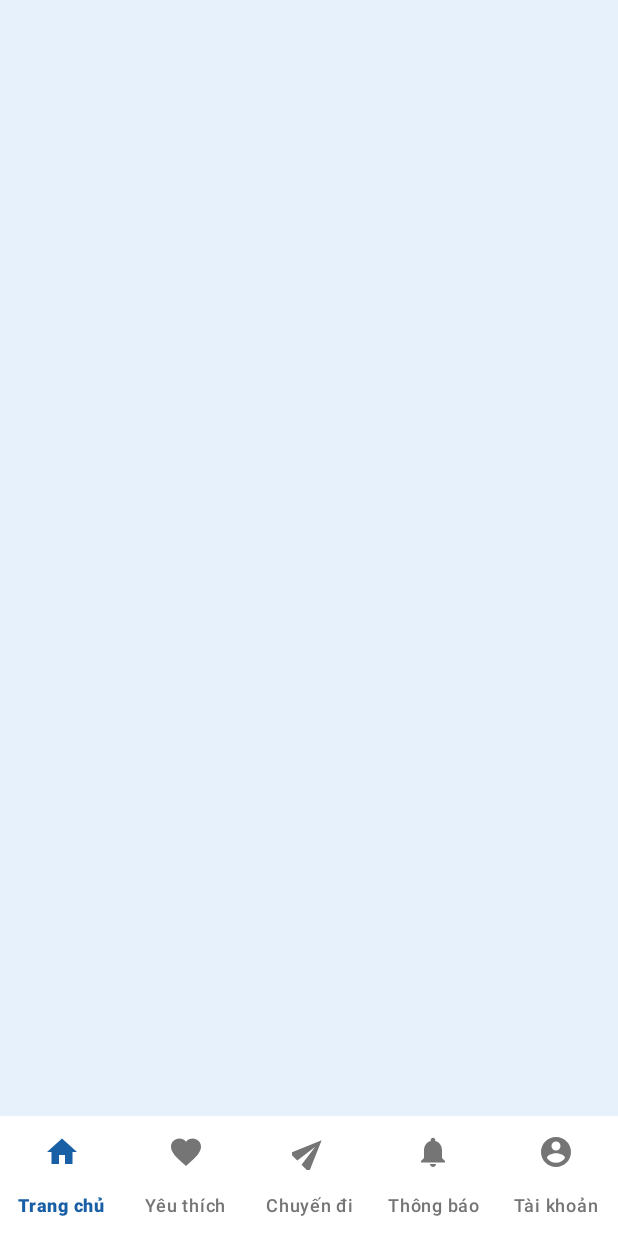
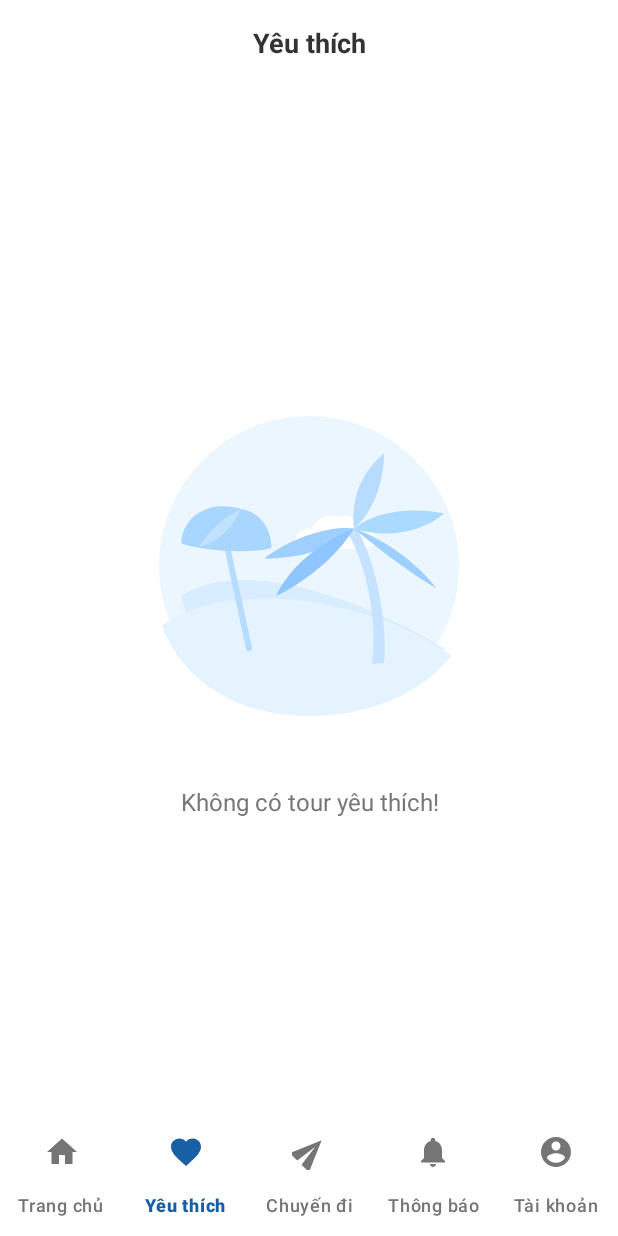
Before and after one commit to Truc350/TravelTour, an Android app: the screen it shows after launch (MainActivity), on a phone screen of 412 x 824 dp. Run offline under Robolectric (Android 15) with nearby library versions, the light colour scheme and no system bars.

Commit message:
ADD trang yêu thích

```diff
--- a/app/src/main/java/com/example/myapplication/MainActivity.java
+++ b/app/src/main/java/com/example/myapplication/MainActivity.java
@@ -1,6 +1,10 @@
 package com.example.myapplication;
 
 import android.os.Bundle;
+import android.view.Gravity;
+import android.view.LayoutInflater;
+import android.widget.FrameLayout;
+import android.widget.TextView;
 
 import androidx.activity.EdgeToEdge;
 import androidx.appcompat.app.AppCompatActivity;
@@ -10,23 +14,16 @@ import androidx.core.view.WindowInsetsCompat;
 
 import com.google.android.material.bottomnavigation.BottomNavigationView;
 
-/**
- * Màn hình chính của ứng dụng TravelTour.
- * Chứa thanh điều hướng dưới cùng để chuyển đổi giữa các màn hình.
- */
 public class MainActivity extends AppCompatActivity {
+
+    private FrameLayout contentFrame;
 
     @Override
     protected void onCreate(Bundle savedInstanceState) {
         super.onCreate(savedInstanceState);
-
-        // Bật chế độ hiển thị toàn màn hình (vẽ xuyên qua thanh hệ thống)
         EdgeToEdge.enable(this);
-
-        // Gắn giao diện XML vào Activity
         setContentView(R.layout.activity_main);
 
-        // Xử lý khoảng cách an toàn với thanh hệ thống (status bar, navigation bar)
         ViewCompat.setOnApplyWindowInsetsListener(findViewById(R.id.main), (v, insets) -> {
             Insets systemBars = insets.getInsets(WindowInsetsCompat.Type.systemBars());
             // Đặt padding đáy bằng 0 để BottomNavigationView tự xử lý khoảng cách
@@ -35,36 +32,48 @@ public class MainActivity extends AppCompatActivity {
             return insets;
         });
 
-        // Lấy tham chiếu đến thanh điều hướng dưới cùng
+        // Lấy tham chiếu đến thanh chứa nội dung và thanh điều hướng
+        contentFrame = findViewById(R.id.contentFrame);
         BottomNavigationView bottomNavigation = findViewById(R.id.bottomNavigation);
 
         // Lắng nghe sự kiện khi người dùng bấm vào từng tab điều hướng
         bottomNavigation.setOnItemSelectedListener(item -> {
             int itemId = item.getItemId();
+            contentFrame.removeAllViews();
 
-            if (itemId == R.id.nav_home) {
-                // Xử lý khi chọn tab Trang Chủ
+            if (itemId == R.id.nav_favorite) {
+                // Nạp giao diện danh sách yêu thích vào contentFrame
+                LayoutInflater.from(this).inflate(R.layout.wishlist, contentFrame, true);
                 return true;
+            } else {
+                // Hiển thị màn hình tạm thời cho các tab khác
+                String title = "";
+                if (itemId == R.id.nav_home) {
+                    title = "Trang chủ";
+                } else if (itemId == R.id.nav_trip) {
+                    title = "Chuyến đi";
+                } else if (itemId == R.id.nav_notification) {
+                    title = "Thông báo";
+                } else if (itemId == R.id.nav_account) {
+                    title = "Tài khoản";
+                }
 
-            } else if (itemId == R.id.nav_favorite) {
-                // Xử lý khi chọn tab Yêu Thích
-                return true;
+                TextView placeholderText = new TextView(this);
+                placeholderText.setText(title);
+                placeholderText.setTextSize(20f);
+                placeholderText.setTextColor(0xFF333333);
+                placeholderText.setGravity(Gravity.CENTER);
 
-            } else if (itemId == R.id.nav_trip) {
-                // Xử lý khi chọn tab Chuyến Đi
-                return true;
-
-            } else if (itemId == R.id.nav_notification) {
-                // Xử lý khi chọn tab Thông Báo
-                return true;
-
-            } else if (itemId == R.id.nav_account) {
-                // Xử lý khi chọn tab Tài Khoản
+                FrameLayout.LayoutParams params = new FrameLayout.LayoutParams(
+                        FrameLayout.LayoutParams.MATCH_PARENT,
+                        FrameLayout.LayoutParams.MATCH_PARENT
+                );
+                contentFrame.addView(placeholderText, params);
                 return true;
             }
+        });
 
-            // Không xử lý nếu không khớp tab nào
-            return false;
-        });
+        // Đặt tab "Yêu thích" làm mặc định khi ứng dụng khởi chạy
+        bottomNavigation.setSelectedItemId(R.id.nav_favorite);
     }
 }
--- /dev/null
+++ b/app/src/main/res/drawable/ic_empty_travel.xml
@@ -0,0 +1,69 @@
+<vector xmlns:android="http://schemas.android.com/apk/res/android"
+    android:width="260dp"
+    android:height="260dp"
+    android:viewportWidth="260"
+    android:viewportHeight="260">
+
+    <!-- Background circular sky backdrop -->
+    <path
+        android:fillColor="#EBF6FF"
+        android:pathData="M 130 30 A 100 100 0 1 0 130 230 A 100 100 0 1 0 130 30 Z" />
+
+    <!-- Far Dune (Back) -->
+    <path
+        android:fillColor="#D8EDFF"
+        android:pathData="M 45 150 C 90 120 180 160 220 185 C 205 210 170 225 130 228 C 90 228 60 215 45 150 Z" />
+
+    <!-- Near Dune (Front) -->
+    <path
+        android:fillColor="#E5F3FF"
+        android:pathData="M 32 170 C 80 135 180 155 225 190 C 205 215 170 230 130 230 C 80 230 45 205 32 170 Z" />
+
+    <!-- Cloud in the sky -->
+    <path
+        android:fillColor="#FFFFFF"
+        android:pathData="M 120 115 C 120 110 125 105 132 105 C 135 98 143 95 150 97 C 156 95 163 98 165 104 C 171 104 175 109 175 115 C 175 120 120 120 120 115 Z" />
+
+    <!-- Umbrella Stand -->
+    <path
+        android:strokeColor="#B6DCFF"
+        android:strokeWidth="4"
+        android:strokeLineCap="round"
+        android:pathData="M 90 185 L 75 115" />
+
+    <!-- Umbrella Canopy -->
+    <path
+        android:fillColor="#A9D6FF"
+        android:pathData="M 45 115 C 45 100 60 85 85 92 C 100 95 105 108 105 118 C 90 122 60 120 45 115 Z" />
+    <path
+        android:fillColor="#C1E2FF"
+        android:pathData="M 57 117 C 62 108 72 98 85 92 C 78 105 70 114 57 117 Z" />
+
+    <!-- Palm Tree Trunk -->
+    <path
+        android:fillColor="#C5E2FF"
+        android:pathData="M 180 195 C 182 175 178 135 162 105 C 159 105 155 107 157 110 C 172 138 175 175 172 195 Z" />
+
+    <!-- Palm Tree Leaves -->
+    <!-- Top Left Leaf -->
+    <path
+        android:fillColor="#9ECFFF"
+        android:pathData="M 160 105 C 145 103 120 110 100 125 C 125 125 148 118 160 105 Z" />
+    <!-- Bottom Left Leaf -->
+    <path
+        android:fillColor="#90C6FF"
+        android:pathData="M 160 105 C 142 112 118 128 108 150 C 125 142 148 125 160 105 Z" />
+    <!-- Top Right Leaf -->
+    <path
+        android:fillColor="#AADAFF"
+        android:pathData="M 160 105 C 172 95 195 90 220 95 C 205 108 180 112 160 105 Z" />
+    <!-- Bottom Right Leaf -->
+    <path
+        android:fillColor="#9ECFFF"
+        android:pathData="M 160 105 C 175 110 200 125 215 145 C 198 135 178 120 160 105 Z" />
+    <!-- Top Leaf -->
+    <path
+        android:fillColor="#B7DCFF"
+        android:pathData="M 160 105 C 158 90 162 70 180 55 C 180 75 172 95 160 105 Z" />
+
+</vector>
--- /dev/null
+++ b/app/src/main/res/layout/wishlist.xml
@@ -0,0 +1,46 @@
+<?xml version="1.0" encoding="utf-8"?>
+<LinearLayout xmlns:android="http://schemas.android.com/apk/res/android"
+    xmlns:app="http://schemas.android.com/apk/res-auto"
+    android:layout_width="match_parent"
+    android:layout_height="match_parent"
+    android:background="#FFFFFF"
+    android:orientation="vertical">
+
+    <TextView
+        android:id="@+id/tvTitle"
+        android:layout_width="match_parent"
+        android:layout_height="wrap_content"
+        android:gravity="center"
+        android:paddingTop="16dp"
+        android:paddingBottom="8dp"
+        android:text="Yêu thích"
+        android:textColor="#333333"
+        android:textSize="18sp"
+        android:textStyle="bold" />
+
+    <LinearLayout
+        android:layout_width="match_parent"
+        android:layout_height="match_parent"
+        android:gravity="center"
+        android:orientation="vertical"
+        android:padding="32dp">
+
+        <ImageView
+            android:id="@+id/imgEmpty"
+            android:layout_width="260dp"
+            android:layout_height="260dp"
+            android:src="@drawable/ic_empty_travel"
+            android:contentDescription="Empty favorite list" />
+
+        <TextView
+            android:id="@+id/tvEmptyMessage"
+            android:layout_width="wrap_content"
+            android:layout_height="wrap_content"
+            android:layout_marginTop="16dp"
+            android:text="Không có tour yêu thích!"
+            android:textColor="#777777"
+            android:textSize="16sp"
+            android:gravity="center" />
+    </LinearLayout>
+
+</LinearLayout>
```
